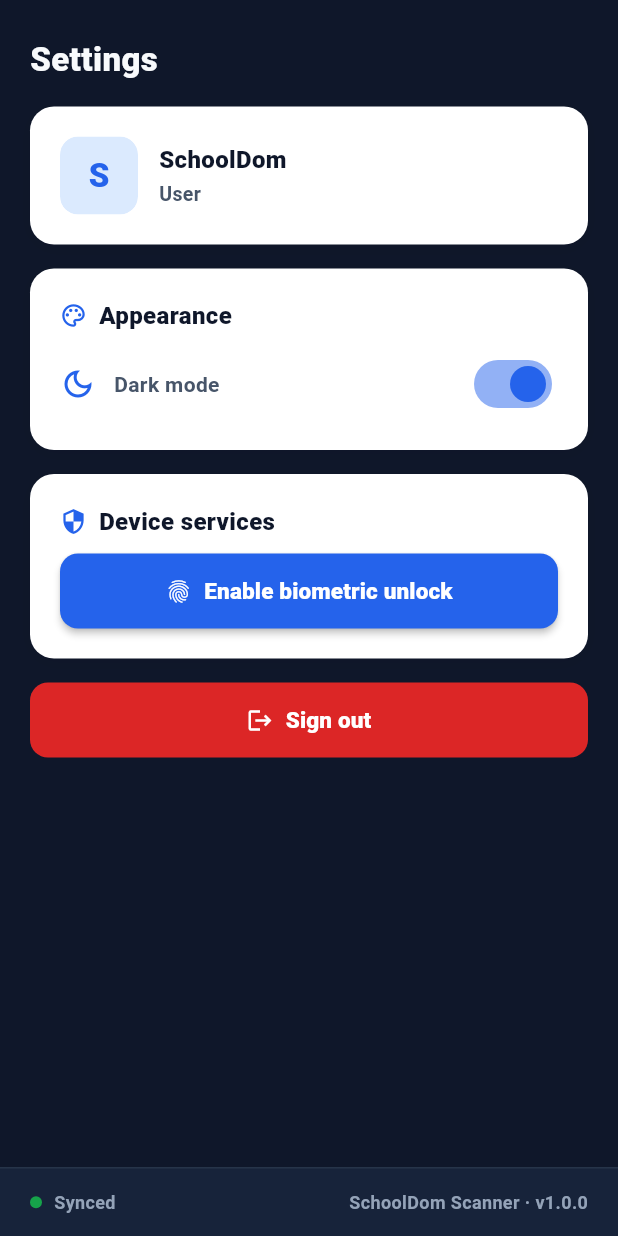
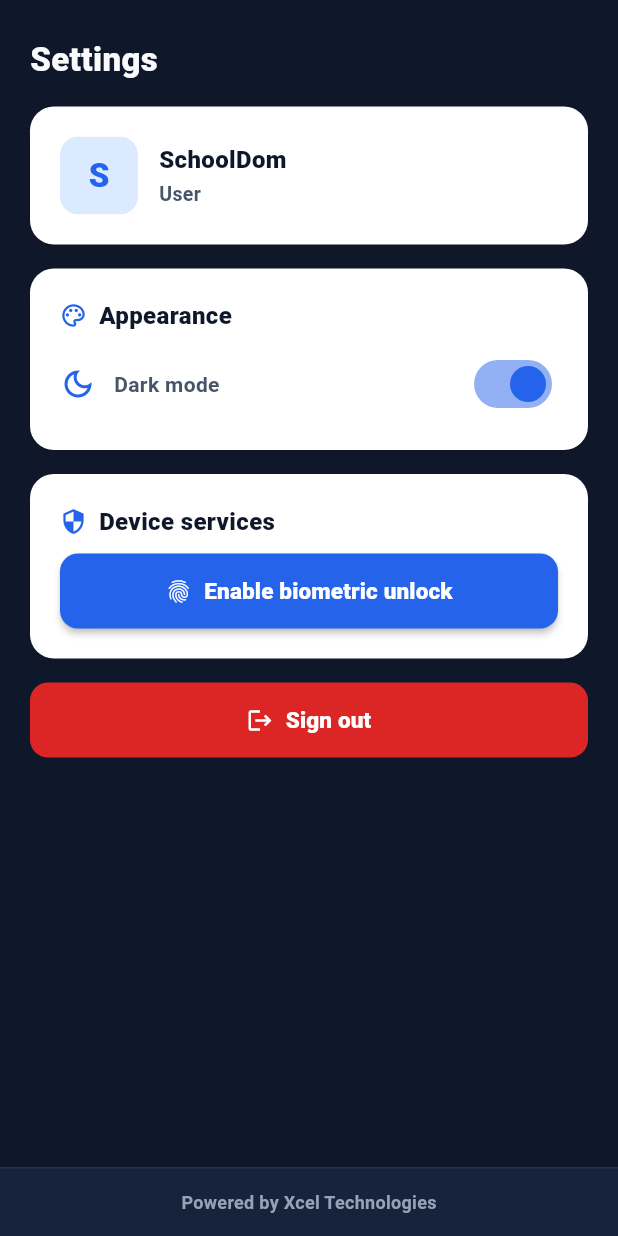
Before and after one commit to king401-hub/SCHOOL-DOM, a Flutter app: the SettingsScreen screen opened directly, on a phone screen of 412 x 824 dp. Run offline on Flutter 3.47's test engine with Material 3 defaults, Android fonts, the phone set to English and light mode, and no system bars; our stand-ins replace flutter_secure_storage, geolocator, local_auth, shared_preferences; missing offline and left inert: mobile_scanner; accounts and stored records are empty.

Commit message:
Add scan-line animation, rebrand Settings footer, and add iOS CI build
Scanner camera frame now shows a fading blue line sweeping up and down.
Settings footer now reads "Powered by Xcel Technologies" instead of
sync status/app version. Adds a GitHub Actions workflow that builds an
unsigned iOS .ipa on a macOS runner, since there's no Mac in this dev
environment to build/sign one locally - the .ipa is meant to be
sideloaded with a free Apple ID via Sideloadly/AltStore.

```diff
--- a/mobile-app-flutter/lib/screens/settings_screen.dart
+++ b/mobile-app-flutter/lib/screens/settings_screen.dart
@@ -7,8 +7,6 @@
 import '../theme/app_theme.dart';
 import '../widgets/app_card.dart';
 import '../widgets/primary_button.dart';
-
-const _kAppVersion = '1.0.0';
 
 class SettingsScreen extends StatefulWidget {
   const SettingsScreen({super.key});
@@ -318,26 +316,15 @@
         color: AppColors.surfaceSoft,
         border: Border(top: BorderSide(color: AppColors.border)),
       ),
-      child: Row(
-        mainAxisAlignment: MainAxisAlignment.spaceBetween,
-        children: [
-          Row(
-            children: [
-              Container(
-                width: 8,
-                height: 8,
-                decoration: const BoxDecoration(color: AppColors.success, shape: BoxShape.circle),
-              ),
-              const SizedBox(width: 8),
-              Text('Synced',
-                  style: TextStyle(color: AppColors.muted, fontSize: 12, fontWeight: FontWeight.w700)),
-            ],
-          ),
-          Text(
-            'SchoolDom Scanner · v$_kAppVersion',
-            style: TextStyle(color: AppColors.muted, fontSize: 12, fontWeight: FontWeight.w700),
-          ),
-        ],
+      child: Center(
+        child: Text(
+          'Powered by Xcel Technologies',
+          style: TextStyle(
+              color: AppColors.muted,
+              fontSize: 12,
+              fontWeight: FontWeight.w700,
+              letterSpacing: 0.2),
+        ),
       ),
     );
   }
```
Also changed, not shown: mobile-app-flutter/lib/screens/scan_camera_screen.dart (+48 -1 lines), 1 other file.
